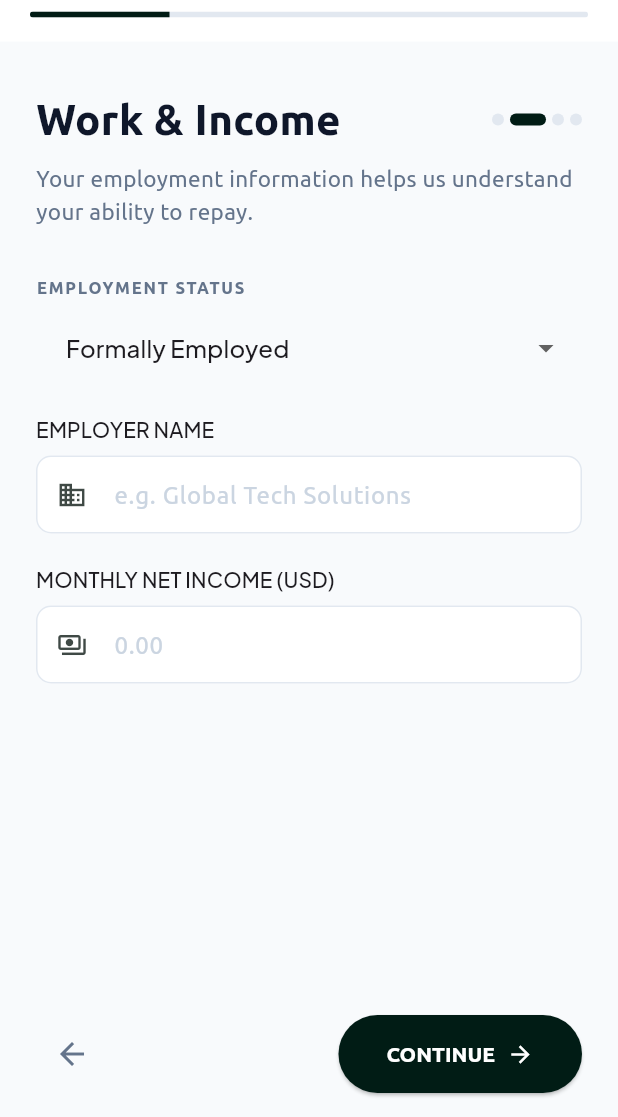
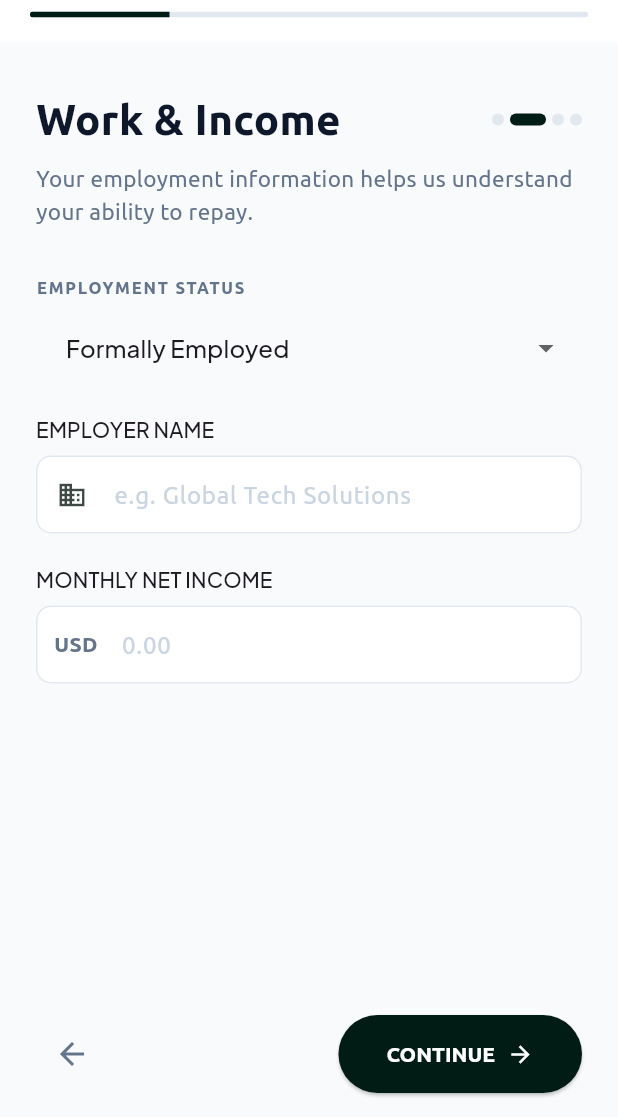
Before and after one commit to sobersmariiah/primekey, a Flutter app: the LoanApplicationScreen screen opened by its route, swiped to page 2, on a phone screen of 412 x 824 dp, the part 119-1236 px from its top. Run offline on Flutter 3.47's test engine with Material 3 defaults, Android fonts, the phone set to English and light mode, and no system bars; our stand-ins replace cloud_firestore, equatable, file_picker, firebase_auth, firebase_core, firebase_storage and 10 more; missing offline and left inert: dart:js_interop, pdfx, simple_file_saver; accounts and stored records are empty; generated files the repository leaves out were written again; project files that could hold a hidden picture were left out.

Commit message:
Replace static money icon with dynamic client currency code prefix on Monthly Net Income field

```diff
--- a/lib/features/loan_application/widgets/employment_step.dart
+++ b/lib/features/loan_application/widgets/employment_step.dart
@@ -4,6 +4,7 @@ import 'package:flutter_riverpod/flutter_riverpod.dart';
 import 'package:primekey_loan_app/core/constants/app_colors.dart';
 import 'package:primekey_loan_app/core/constants/app_strings.dart';
 import 'package:primekey_loan_app/shared/widgets/custom_text_field.dart';
+import 'package:primekey_loan_app/core/utils/formatters.dart';
 import '../providers/loan_form_provider.dart';
 
 class EmploymentStep extends ConsumerStatefulWidget {
@@ -62,7 +63,8 @@ class _EmploymentStepState extends ConsumerState<EmploymentStep> {
                   children: [
                     Text(
                       'Work & Income',
-                      style: TextStyle(fontFamily: 'Ubuntu',
+                      style: TextStyle(
+                        fontFamily: 'Ubuntu',
                         fontSize: 28,
                         fontWeight: FontWeight.w800,
                         color: AppColors.textPrimary,
@@ -74,7 +76,8 @@ class _EmploymentStepState extends ConsumerState<EmploymentStep> {
                 SizedBox(height: 8),
                 Text(
                   'Your employment information helps us understand your ability to repay.',
-                  style: TextStyle(fontFamily: 'Ubuntu',
+                  style: TextStyle(
+                    fontFamily: 'Ubuntu',
                     fontSize: 15,
                     color: AppColors.textSecondary,
                     height: 1.5,
@@ -101,11 +104,28 @@ class _EmploymentStepState extends ConsumerState<EmploymentStep> {
                 ),
                 SizedBox(height: 20),
                 CustomTextField(
-                  label: 'MONTHLY NET INCOME (${widget.currencyCode})',
+                  label: 'MONTHLY NET INCOME ',
                   controller: _monthlyIncomeController,
                   hint: '0.00',
-                  prefixIcon: Icon(Icons.payments_outlined, size: 20),
-                  keyboardType: const TextInputType.numberWithOptions(decimal: true),
+                  prefixIcon: Padding(
+                    padding: const EdgeInsets.symmetric(horizontal: 12),
+                    child: Column(
+                      mainAxisAlignment: MainAxisAlignment.center,
+                      children: [
+                        Text(
+                          Formatters.getCurrencyCode(widget.currencyCode),
+                          style: TextStyle(
+                            fontFamily: 'Ubuntu',
+                            fontWeight: FontWeight.bold,
+                            color: AppColors.textSecondary,
+                            fontSize: 14,
+                          ),
+                        ),
+                      ],
+                    ),
+                  ),
+                  keyboardType:
+                      const TextInputType.numberWithOptions(decimal: true),
                   onChanged: (v) {
                     final amount = double.tryParse(v) ?? 0.0;
                     notifier.updateMonthlyIncome(amount);
@@ -127,7 +147,8 @@ class _EmploymentStepState extends ConsumerState<EmploymentStep> {
   Widget _buildFieldLabel(String label) {
     return Text(
       label,
-      style: TextStyle(fontFamily: 'Ubuntu',
+      style: TextStyle(
+        fontFamily: 'Ubuntu',
         fontSize: 11,
         fontWeight: FontWeight.w700,
         color: AppColors.textSecondary,
@@ -163,7 +184,8 @@ class _EmploymentStepState extends ConsumerState<EmploymentStep> {
           borderRadius: BorderRadius.circular(10),
           borderSide: BorderSide.none,
         ),
-        contentPadding: const EdgeInsets.symmetric(horizontal: 16, vertical: 12),
+        contentPadding:
+            const EdgeInsets.symmetric(horizontal: 16, vertical: 12),
       ),
     );
   }
```
